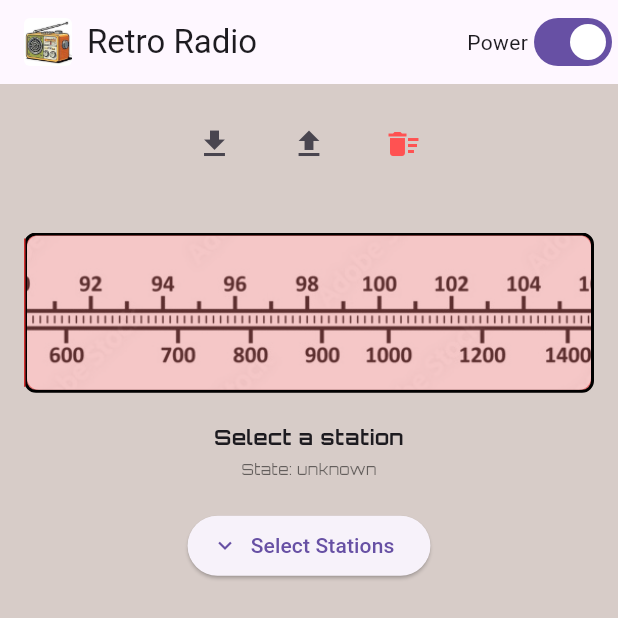
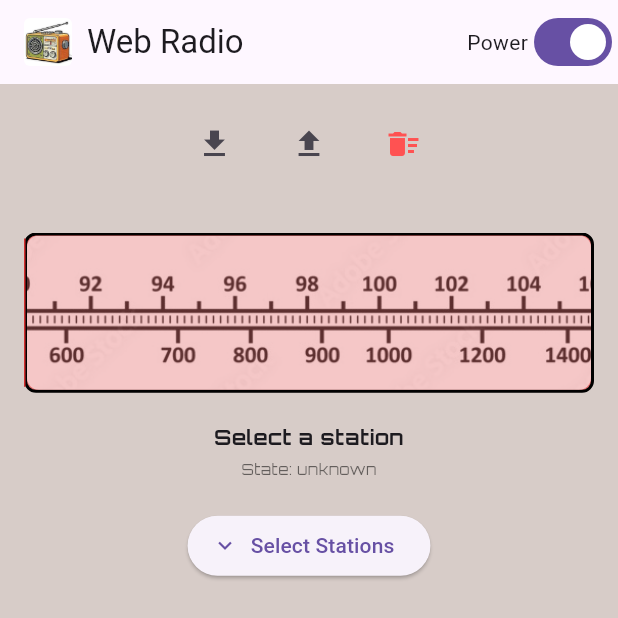
Before and after one commit to tmavroidis/cfrn, a Flutter app: the screen it shows after launch, on a phone screen of 412 x 824 dp, the top half of it. Run offline on Flutter 3.47's test engine with Material 3 defaults, Android fonts, the phone set to English and light mode, and no system bars; our stand-ins replace audioplayers, file_picker, google_fonts, reorderables, shared_preferences; missing offline and left inert: window_manager; network calls fail.

Commit message:
changed title on app from retro radio to web radio

```diff
--- a/lib/main.dart
+++ b/lib/main.dart
@@ -49,7 +49,7 @@ class MyApp extends StatelessWidget {
   @override
   Widget build(BuildContext context) {
     return MaterialApp(
-      title: 'Retro Radio',
+      title: 'Web Radio',
       theme: ThemeData(
         primarySwatch: Colors.brown,
         scaffoldBackgroundColor: Colors.brown[100],
--- a/lib/widgets/action_button_bar.dart
+++ b/lib/widgets/action_button_bar.dart
@@ -20,13 +20,13 @@ class ActionButtonBar extends StatelessWidget {
         IconButton(
           icon: const Icon(Icons.file_download),
           onPressed: onExport,
-          tooltip: 'Export',
+          tooltip: 'Save Presets',
         ),
         const SizedBox(width: 15),
         IconButton(
           icon: const Icon(Icons.file_upload),
           onPressed: onImport,
-          tooltip: 'Import',
+          tooltip: 'Restore Presets',
         ),
         const SizedBox(width: 15),
         IconButton(
--- a/lib/widgets/radio_app_bar.dart
+++ b/lib/widgets/radio_app_bar.dart
@@ -38,7 +38,7 @@ class RadioAppBar extends StatelessWidget implements PreferredSizeWidget {
           const SizedBox(width: 10),
           Flexible(
             child: Text(
-              'Retro Radio',
+              'Web Radio',
               style: GoogleFonts.bungeeInline(),
               overflow: TextOverflow.ellipsis,
             ),
```
